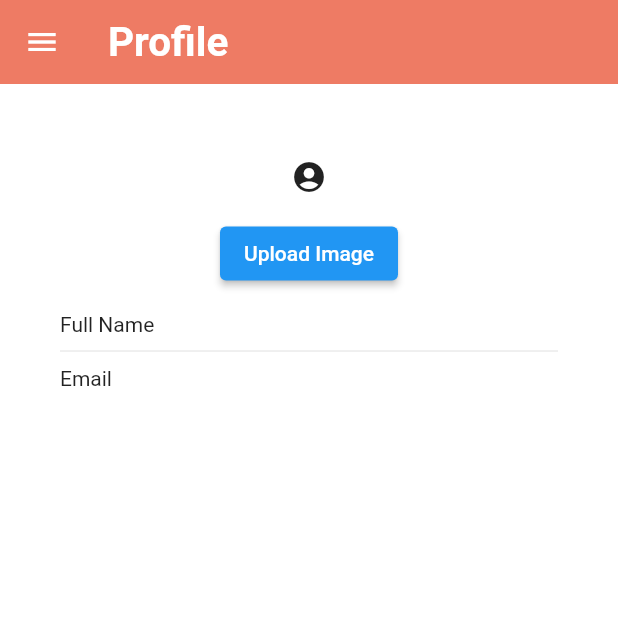
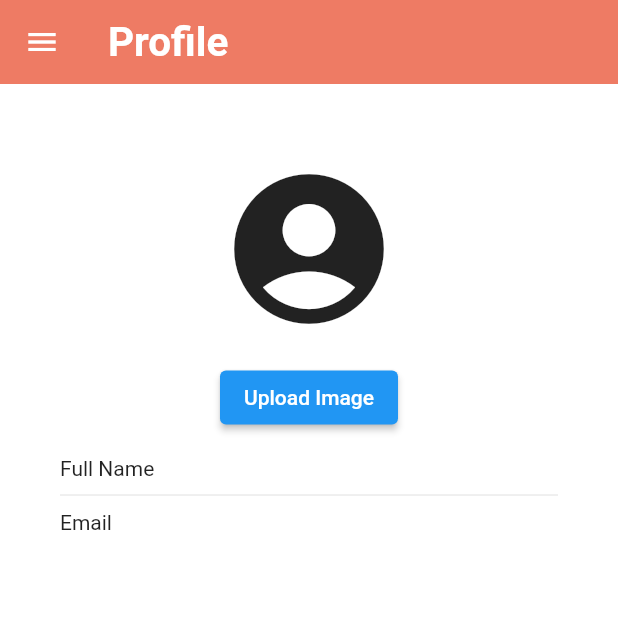
Before and after one commit to gaurav-singh7092/groupify, a Flutter app: the ProfilePage screen opened directly with empty values, on a phone screen of 412 x 824 dp, the top half of it. Run offline on Flutter 3.47's test engine with Material 2 defaults, Android fonts, the phone set to English and light mode, and no system bars; our stand-ins replace cloud_firestore, firebase_auth, firebase_core, firebase_storage, flutter_native_splash, image_picker and 1 more; accounts and stored records are empty.

Commit message:
size modification

```diff
--- a/lib/pages/profile_page.dart
+++ b/lib/pages/profile_page.dart
@@ -150,6 +150,7 @@ class _ProfilePageState extends State<ProfilePage> {
                 Container(
                   child: Icon(
                     Icons.account_circle,
+                    size: 120,
                   ),
                 ),
                 const SizedBox(height: 15,),
```
